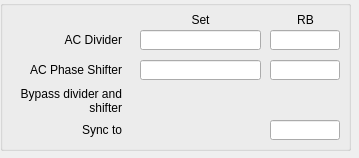
First picture: the form in ui/EVG/evg_master_acTrig.ui, repository epics-modules/mrfioc2, before the edit.
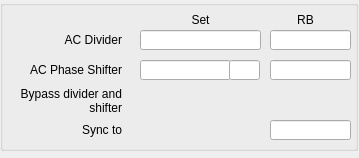
Second picture: the form after the edit. Custom widgets are drawn as their Qt base class.

Commit message: [COSYLAB-97] removed buttons, added units, rearranged layout

The edit to the form file:
```diff
--- a/ui/EVG/evg_master_acTrig.ui
+++ b/ui/EVG/evg_master_acTrig.ui
@@ -18,7 +18,7 @@
     <rect>
      <x>0</x>
      <y>0</y>
-     <width>351</width>
+     <width>358</width>
      <height>151</height>
     </rect>
    </property>
@@ -85,7 +85,7 @@
      <rect>
       <x>270</x>
       <y>30</y>
-      <width>70</width>
+      <width>81</width>
       <height>20</height>
      </rect>
     </property>
@@ -133,7 +133,7 @@
      <rect>
       <x>140</x>
       <y>60</y>
-      <width>121</width>
+      <width>91</width>
       <height>20</height>
      </rect>
     </property>
@@ -156,7 +156,7 @@
      <rect>
       <x>270</x>
       <y>60</y>
-      <width>70</width>
+      <width>81</width>
       <height>20</height>
      </rect>
     </property>
@@ -339,7 +339,7 @@
      <rect>
       <x>270</x>
       <y>120</y>
-      <width>70</width>
+      <width>81</width>
       <height>20</height>
      </rect>
     </property>
@@ -350,6 +350,25 @@
      <string notr="true">$(EVG):AcTrig-SyncSrc-RB</string>
     </property>
    </widget>
+   <widget class="caLineEdit" name="calineedit_11">
+    <property name="geometry">
+     <rect>
+      <x>229</x>
+      <y>60</y>
+      <width>31</width>
+      <height>20</height>
+     </rect>
+    </property>
+    <property name="alignment">
+     <set>Qt::AlignLeading|Qt::AlignLeft|Qt::AlignVCenter</set>
+    </property>
+    <property name="channel" stdset="0">
+     <string notr="true">$(EVG):AcTrig-Phase-SP.EGU</string>
+    </property>
+    <property name="unitsEnabled">
+     <bool>true</bool>
+    </property>
+   </widget>
   </widget>
  </widget>
  <customwidgets>
```
Left out of the diff: 9 changed lines with no effect on the pictures. The commit also changes 7 other files.
